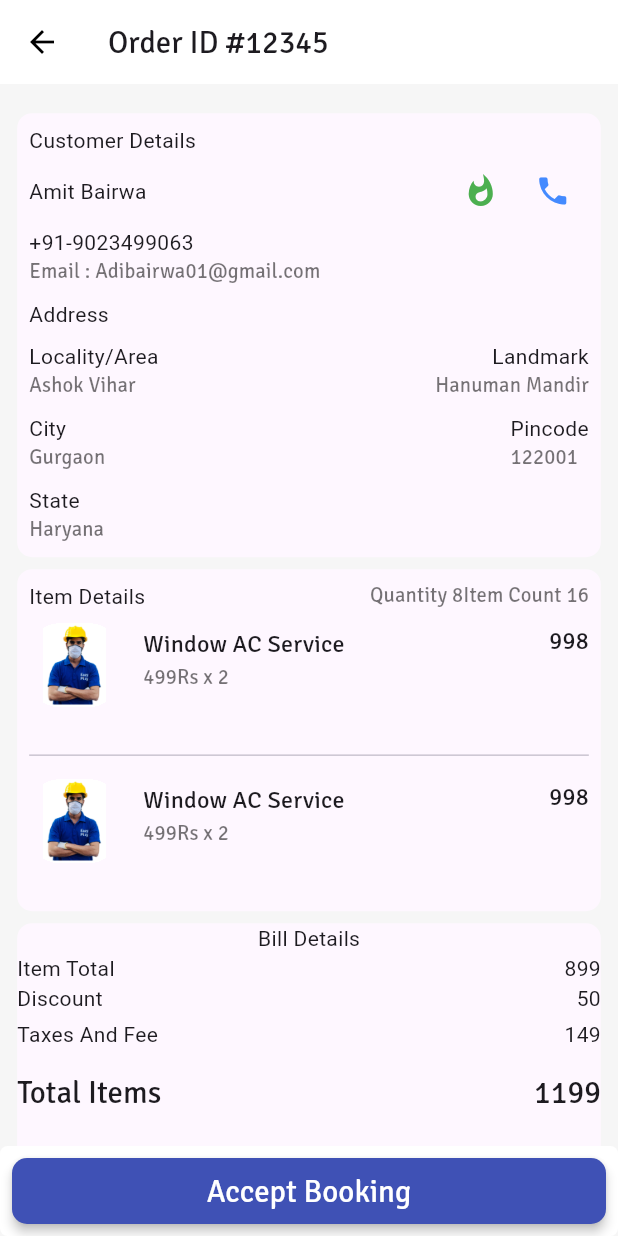
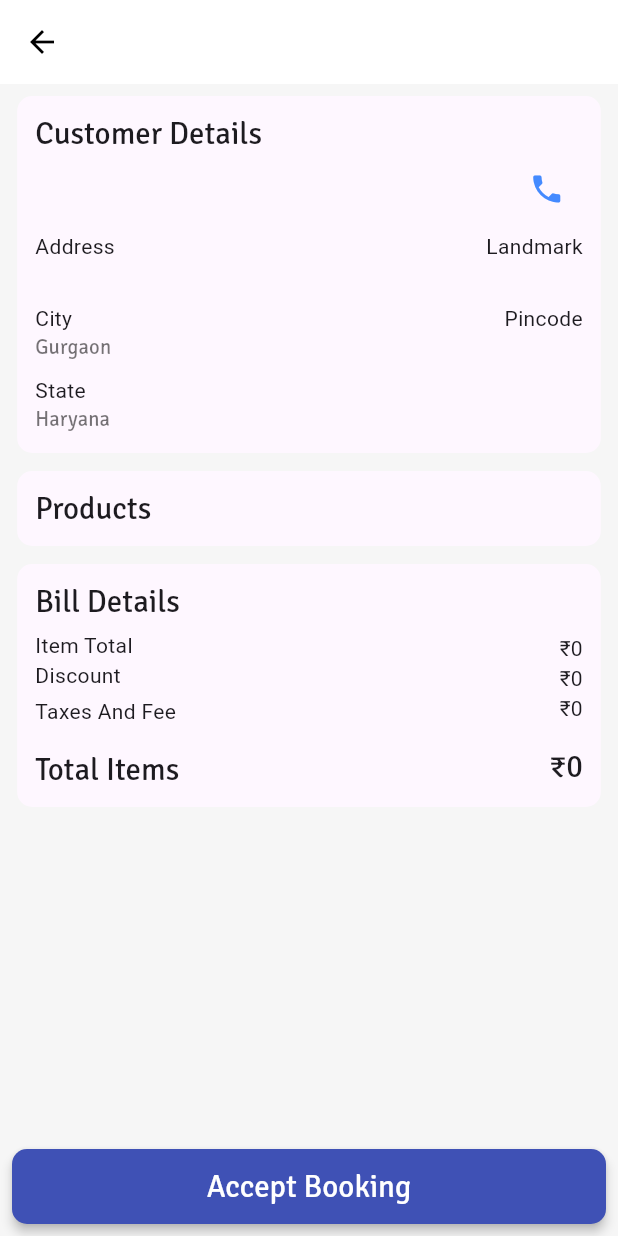
Before and after one commit to EazyPizy/eazypizy_Eazyman, a Flutter app: the DetailOrderView screen opened directly with empty values, on a phone screen of 412 x 824 dp. Run offline on Flutter 3.47's test engine with Material 2 defaults, Android fonts, the light colour scheme and no system bars; our stand-ins replace cached_network_image, carousel_slider, cloud_firestore, contacts_service, device_preview, firebase_auth and 17 more; accounts and stored records are empty.

Commit message:
booking section done

```diff
--- a/lib/Modules/orderDetail/ctrl.booking.detail.dart
+++ b/lib/Modules/orderDetail/ctrl.booking.detail.dart
@@ -16,6 +16,7 @@ class BookingDetailController extends GetxController {
   late BookingDetailModel bookingDetail;
   bool loading = false;
   final TextEditingController codeController = TextEditingController();
+  bool? reloadRequired;
   @override
   void onInit() {
     // TODO: implement onInit
@@ -83,6 +84,7 @@ class BookingDetailController extends GetxController {
         'booking_status': status,
       });
       getBookingDetails();
+      reloadRequired = true;
       EazySnackBar.buildSuccessSnackbar('Success', 'Booking Updated');
     } catch (e) {
       _log.e(e);
--- a/lib/Modules/orderDetail/model/mdl.booking.detail.dart
+++ b/lib/Modules/orderDetail/model/mdl.booking.detail.dart
@@ -1,3 +1,4 @@
+import 'package:eazypizy_eazyman/Modules/orderDetail/model/mdl.booking.product.dart';
 import 'package:eazypizy_eazyman/core/typedefs.dart';
 
 class BookingDetailModel {
@@ -25,6 +26,7 @@ class BookingDetailModel {
     this.booking_time,
     this.booking_id,
     this.booking_status,
+    this.products,
   });
   factory BookingDetailModel.fromMap(DynamicMap doc, String booking_id) =>
       BookingDetailModel(
@@ -51,6 +53,12 @@ class BookingDetailModel {
         canceled_by: doc['canceled_by'] as int?,
         service_end_code: doc['service_end_code'] as int?,
         service_start_code: doc['service_start_code'] as int?,
+        products: doc['products'] == null
+            ? []
+            : doc['products']
+                .map<BookingProductModel>(
+                    (e) => BookingProductModel.fromJson(e as DynamicMap))
+                .toList() as List<BookingProductModel>,
       );
   final String? eazymen_id;
   final String? eazymen_name;
@@ -75,8 +83,11 @@ class BookingDetailModel {
   final String? cancel_reason;
   final int? service_start_code;
   final int? service_end_code;
+  final List<BookingProductModel>? products;
 
   DynamicMap toMap() => {
+        'products':
+            products == null ? [] : products!.map((e) => e.toJson()).toList(),
         'eazymen_id': eazymen_id,
         'eazymen_name': eazymen_name,
         'eazymen_location': eazymen_location,
--- a/lib/Modules/orderDetail/view.booking.detail.dart
+++ b/lib/Modules/orderDetail/view.booking.detail.dart
@@ -1,31 +1,36 @@
+import 'package:eazypizy_eazyman/Modules/orderDetail/components/product_tile.dart';
 import 'package:eazypizy_eazyman/Modules/orderDetail/ctrl.booking.detail.dart';
-import 'package:eazypizy_eazyman/theme/app_colors.dart';
 import 'package:eazypizy_eazyman/widgets/easy_container.dart';
 import 'package:flutter/material.dart';
-import 'package:flutter_screenutil/flutter_screenutil.dart';
 import 'package:get/get.dart';
+import 'package:url_launcher/url_launcher.dart';
 
 import '../../theme/eazy_spaces.dart';
 import '../../widgets/EasyButtons.dart';
 
-class DetailOrderView extends StatefulWidget {
+class DetailOrderView extends StatelessWidget {
   const DetailOrderView({Key? key}) : super(key: key);
-
-  @override
-  State<DetailOrderView> createState() => _DetailOrderViewState();
-}
-
-String? status = "";
-
-class _DetailOrderViewState extends State<DetailOrderView> {
   @override
   Widget build(BuildContext context) {
     return GetBuilder(
         init: BookingDetailController(),
         builder: (controller) {
-          return Scaffold(
+          final booking = controller.bookingDetail;
+          return WillPopScope(
+            onWillPop: () {
+              Get.back(result: controller.reloadRequired);
+
+              return Future.value(false);
+            },
+            child: Scaffold(
               appBar: AppBar(
-              title: const Text('Order ID #12345'),
+                title: Text('${booking.customer_name}'),
+                leading: IconButton(
+                  onPressed: () {
+                    Get.back(result: controller.reloadRequired);
+                  },
+                  icon: const Icon(Icons.arrow_back),
+                ),
               ),
               body: RefreshIndicator(
                 onRefresh: () => controller.getBookingDetails(),
@@ -39,47 +44,61 @@ class _DetailOrderViewState extends State<DetailOrderView> {
                       EasyContainer(
                           // height: 150.h,
                           borderRadius: 10,
-                        padding: 8,
+                          padding: 12,
                           child: Column(
                             mainAxisAlignment: MainAxisAlignment.start,
                             crossAxisAlignment: CrossAxisAlignment.start,
                             children: [
-                            const Text('Customer Details'),
+                              Text(
+                                'Customer Details',
+                                style: Get.textTheme.titleLarge,
+                              ),
                               Row(
+                                mainAxisAlignment:
+                                    MainAxisAlignment.spaceBetween,
                                 children: [
-                                const Text('Amit Bairwa'),
-                                const Spacer(),
+                                  // const Text('Amit Bairwa'),
+                                  // const Spacer(),
+                                  // IconButton(
+                                  //     onPressed: () {},
+                                  //     icon: const Icon(
+                                  //       Icons.whatshot,
+                                  //       color: Colors.green,
+                                  //     )),
+                                  Text('${booking.customer_phone}'),
                                   IconButton(
-                                    onPressed: () {},
-                                    icon: const Icon(
-                                      Icons.whatshot,
-                                      color: Colors.green,
-                                    )),
-                                IconButton(
-                                    onPressed: () {},
+                                    onPressed: () async {
+                                      final url = Uri.parse(
+                                          'tel:${booking.customer_phone}');
+                                      if (await canLaunchUrl(url)) {
+                                        launchUrl(url);
+                                      }
+                                    },
                                     icon: const Icon(
                                       Icons.phone,
                                       color: Colors.blueAccent,
-                                    ))
+                                    ),
+                                  ),
                                 ],
                               ),
-                            const Text('+91-9023499063'),
-                            Text(
-                              'Email : Adibairwa01@gmail.com',
-                              style: Get.textTheme.titleSmall,
-                            ),
-                            Space.vertical(8),
-                            const Text('Address'),
-                            Space.vertical(8),
+                              // Text(
+                              //   'Email : Adibairwa01@gmail.com',
+                              //   style: Get.textTheme.titleSmall,
+                              // ),
+                              // Space.vertical(8),
+                              // const Text('Address'),
+                              Space.vertical(4),
                               Row(
                                 children: [
                                   Column(
                                     mainAxisAlignment: MainAxisAlignment.start,
-                                  crossAxisAlignment: CrossAxisAlignment.start,
+                                    crossAxisAlignment:
+                                        CrossAxisAlignment.start,
                                     children: [
-                                    const Text('Locality/Area'),
+                                      // const Text('Locality/Area'),
+                                      const Text('Address'),
                                       Text(
-                                      'Ashok Vihar',
+                                        booking.customer_address ?? '',
                                         style: Get.textTheme.titleSmall,
                                       ),
                                     ],
@@ -91,7 +110,7 @@ class _DetailOrderViewState extends State<DetailOrderView> {
                                     children: [
                                       const Text('Landmark'),
                                       Text(
-                                      'Hanuman Mandir',
+                                        booking.customer_landmark ?? '',
                                         style: Get.textTheme.titleSmall,
                                       ),
                                     ],
@@ -100,13 +119,15 @@ class _DetailOrderViewState extends State<DetailOrderView> {
                               ),
                               Space.vertical(8),
                               Row(
-                              mainAxisAlignment: MainAxisAlignment.spaceBetween,
+                                mainAxisAlignment:
+                                    MainAxisAlignment.spaceBetween,
                                 crossAxisAlignment: CrossAxisAlignment.start,
                                 children: [
                                   Column(
                                     mainAxisAlignment:
                                         MainAxisAlignment.spaceEvenly,
-                                  crossAxisAlignment: CrossAxisAlignment.start,
+                                    crossAxisAlignment:
+                                        CrossAxisAlignment.start,
                                     children: [
                                       const Text('City'),
                                       Text(
@@ -118,11 +139,12 @@ class _DetailOrderViewState extends State<DetailOrderView> {
                                   const Spacer(),
                                   Column(
                                     mainAxisAlignment: MainAxisAlignment.start,
-                                  crossAxisAlignment: CrossAxisAlignment.start,
+                                    crossAxisAlignment:
+                                        CrossAxisAlignment.start,
                                     children: [
                                       const Text('Pincode'),
                                       Text(
-                                      '122001',
+                                        booking.customer_pincode ?? '',
                                         style: Get.textTheme.titleSmall,
                                       ),
                                     ],
@@ -143,9 +165,9 @@ class _DetailOrderViewState extends State<DetailOrderView> {
                               ),
                             ],
                           )),
-                    Space.vertical(8),
+                      Space.vertical(12),
                       EasyContainer(
-                        padding: 8,
+                          padding: 12,
                           borderRadius: 10,
                           child: Column(
                             mainAxisAlignment: MainAxisAlignment.start,
@@ -153,76 +175,52 @@ class _DetailOrderViewState extends State<DetailOrderView> {
                             children: [
                               Row(
                                 children: [
-                                const Text('Item Details'),
-                                const Spacer(),
                                   Text(
-                                  'Quantity 8',
-                                  style: Get.textTheme.titleSmall,
+                                    'Products',
+                                    style: Get.textTheme.titleLarge,
                                   ),
-                                Text(
-                                  'Item Count 16',
-                                  style: Get.textTheme.titleSmall,
-                                ),
+                                  // const Spacer(),
+                                  // Text(
+                                  //   'Quantity 8',
+                                  //   style: Get.textTheme.titleSmall,
+                                  // ),
+                                  // Text(
+                                  //   'Item Count 16',
+                                  //   style: Get.textTheme.titleSmall,
+                                  // ),
                                 ],
                               ),
-                            ListTile(
-                              contentPadding: const EdgeInsets.all(0),
-                              isThreeLine: true,
-                              leading: EasyContainer(
-                                  borderRadius: 20,
-                                  height: 75,
-                                  width: 60,
-                                  child: Image.asset(
-                                    'assets/eazymen.jpg',
-                                    fit: BoxFit.cover,
-                                  )),
-                              title: Text(
-                                'Window AC Service',
-                                style: Get.textTheme.titleMedium,
+                              ListView.separated(
+                                shrinkWrap: true,
+                                physics: const NeverScrollableScrollPhysics(),
+                                itemBuilder: (context, index) =>
+                                    BookingProductTile(
+                                  imageUrl: booking
+                                      .products![index].serviceProdImage!,
+                                  name: booking
+                                      .products![index].serviceProductName!,
+                                  quantity: 1,
+                                  price: 1,
                                 ),
-                              subtitle: Text(
-                                '499Rs x 2',
-                                style: Get.textTheme.titleSmall,
-                              ),
-                              trailing: Text(
-                                '998',
-                                style: Get.textTheme.titleMedium,
-                              ),
-                            ),
+                                separatorBuilder: (context, index) =>
                                     const Divider(),
-                            ListTile(
-                              contentPadding: const EdgeInsets.all(0),
-                              isThreeLine: true,
-                              leading: EasyContainer(
-                                  borderRadius: 20,
-                                  height: 75,
-                                  width: 60,
-                                  child: Image.asset(
-                                    'assets/eazymen.jpg',
-                                    fit: BoxFit.cover,
-                                  )),
-                              title: Text(
-                                'Window AC Service',
-                                style: Get.textTheme.titleMedium,
-                              ),
-                              subtitle: Text(
-                                '499Rs x 2',
-                                style: Get.textTheme.titleSmall,
-                              ),
-                              trailing: Text(
-                                '998',
-                                style: Get.textTheme.titleMedium,
-                              ),
+                                itemCount: booking.products?.length ?? 0,
                               )
                             ],
                           )),
-                    Space.vertical(8),
+                      Space.vertical(12),
                       EasyContainer(
-                        height: 150.h,
+                        // height: 150.h,
                         borderRadius: 10,
+                        padding: 12,
                         child: Column(
+                          crossAxisAlignment: CrossAxisAlignment.start,
                           children: [
-                            const Text('Bill Details'),
+                            Text(
+                              'Bill Details',
+                              style: Get.textTheme.titleLarge,
+                            ),
+                            Space.vertical(6),
                             Row(
                               children: [
                                 Column(
@@ -245,29 +243,30 @@ class _DetailOrderViewState extends State<DetailOrderView> {
                                   mainAxisAlignment: MainAxisAlignment.start,
                                   crossAxisAlignment: CrossAxisAlignment.end,
                                   children: [
-                                    const Text('899'),
-                                    const Text('50'),
-                                    Space.vertical(4),
-                                    const Text('149'),
+                                    Text(
+                                      '₹${booking.payment_items_total}',
+                                    ),
+                                    Text('₹${booking.payment_discount}'),
+                                    // Space.vertical(4),
+                                    Text('₹${booking.payment_tax}'),
                                     const Divider(),
                                     Text(
-                                      '1199',
+                                      '₹${booking.payment_total}',
                                       style: Get.textTheme.titleLarge,
                                     ),
                                   ],
                                 ),
                               ],
-                            )
+                            ),
                           ],
-                        ))
+                        ),
+                      ),
+                      Space.vertical(16),
                     ],
                   ),
                 ),
               ),
-            bottomNavigationBar: EasyContainer(
-              height: 60,
-              color: EazyColors.white,
-              child: Padding(
+              bottomNavigationBar: Padding(
                 padding: const EdgeInsets.all(8.0),
                 child: getActionButton(
                     controller.bookingDetail.booking_status ?? -1),
--- a/lib/theme/eazy_spaces.dart
+++ b/lib/theme/eazy_spaces.dart
@@ -2,7 +2,8 @@ import 'package:flutter/material.dart';
 import 'package:flutter_screenutil/flutter_screenutil.dart';
 
 abstract class Space {
-  static EdgeInsets scaffoldPadding = EdgeInsets.symmetric(horizontal: 10.w, vertical: 10.w);
+  static EdgeInsets scaffoldPadding =
+      EdgeInsets.symmetric(horizontal: 10.w, vertical: 0.w);
 
   static SizedBox vertical(double value) => SizedBox(
         height: value,
--- a/lib/theme/theme.dart
+++ b/lib/theme/theme.dart
@@ -12,11 +12,18 @@ ThemeData theme = ThemeData(
     backgroundColor: EazyColors.primary,
     foregroundColor: EazyColors.background,
   ),
-  appBarTheme: const AppBarTheme(
+  appBarTheme: AppBarTheme(
     elevation: 0.5,
     backgroundColor: EazyColors.appBarBG,
+    centerTitle: true,
+    titleTextStyle: TextStyle(
+      fontFamily: 'Signika',
+      fontWeight: FontWeight.normal,
+      fontSize: 20.sp,
+      color: EazyColors.black,
+    ),
     surfaceTintColor: EazyColors.background,
-    iconTheme: IconThemeData(
+    iconTheme: const IconThemeData(
       color: EazyColors.black,
     ),
   ),
--- a/pubspec.yaml
+++ b/pubspec.yaml
@@ -68,6 +68,7 @@ dependencies:
   firebase_auth: ^4.2.10
   firebase_storage: ^11.0.16
   firebase_messaging: ^14.4.1
+  url_launcher: ^6.1.11
 
 
 dev_dependencies:
```
Also changed, not shown: lib/Modules/Account/view_Account.dart (+14 -24 lines), lib/Modules/Home/View_HomeScreen.dart (+10 -16 lines), lib/Modules/ManageOrders/View_ManageOrders.dart (+45 -23 lines), lib/Modules/ManageOrders/ctrl.manage.orders.dart (+10 -0 lines), lib/Modules/orderDetail/components/product_tile.dart (added, +48 -0 lines), lib/Modules/orderDetail/model/mdl.booking.product.dart (added, +55 -0 lines), pubspec.lock. Lines whose indentation alone changed are shown as unchanged.
